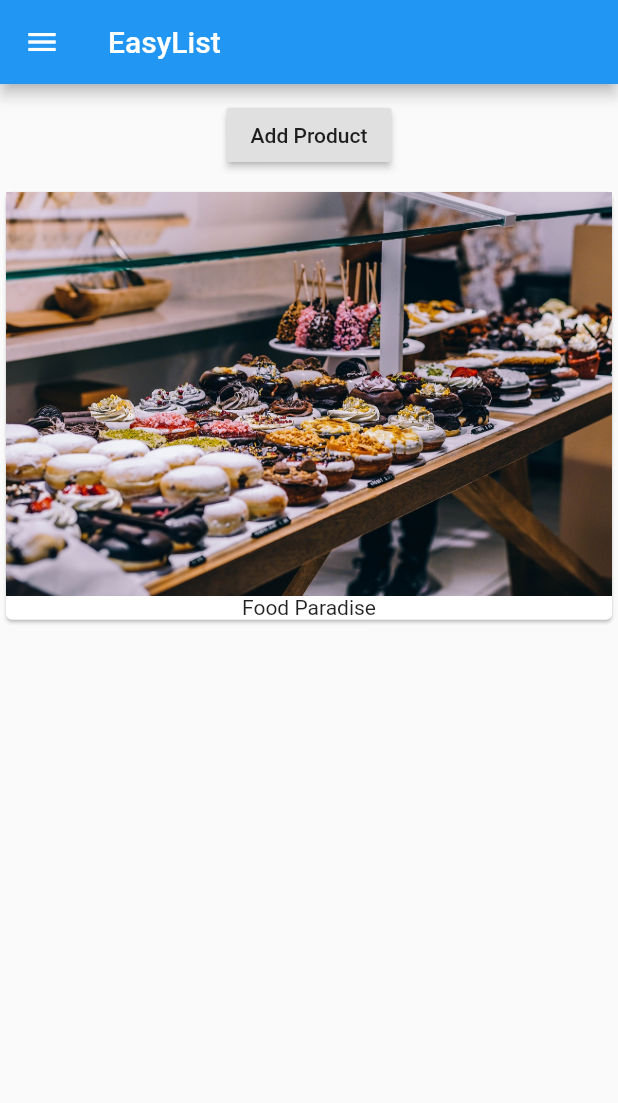
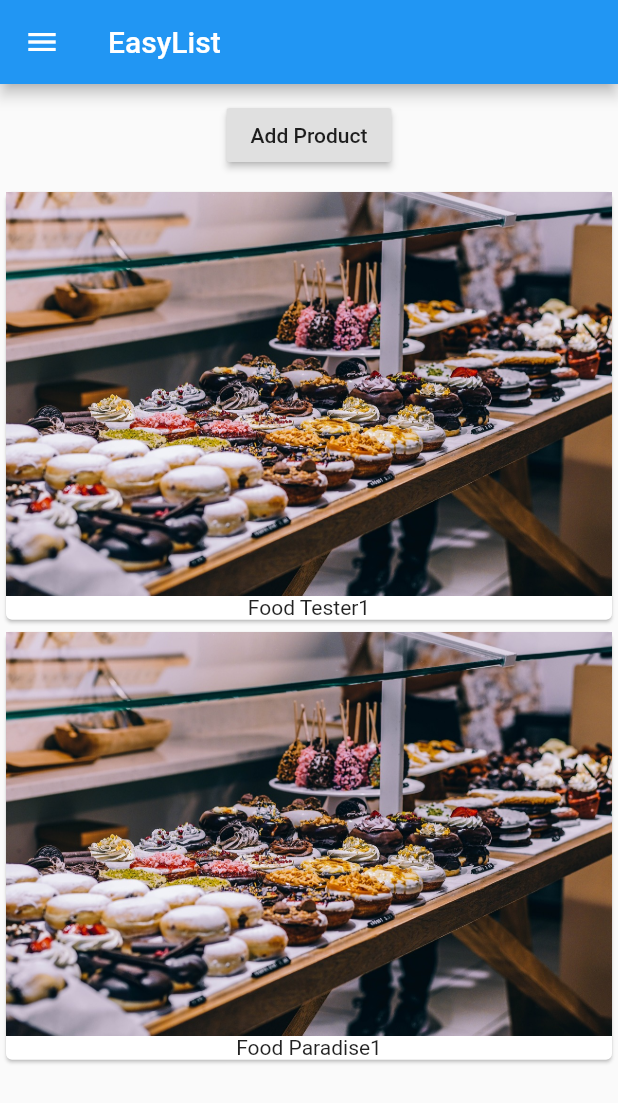
Before and after one commit to manisht92/FlutterTheFuture, a Flutter app: the screen it shows after launch, on a phone screen of 412 x 824 dp. Shown: the top 1103 px of the screen. Run offline on Flutter 3.47's test engine with Material 2 defaults, Android fonts, the phone set to English and light mode, and no system bars.

Commit message:
Button click to add card

```diff
--- a/flutter2/lib/main.dart
+++ b/flutter2/lib/main.dart
@@ -4,7 +4,17 @@ main() {
   runApp(MyApp());
 }
 
-class MyApp extends StatelessWidget {
+class MyApp extends StatefulWidget {
+  @override
+  State<StatefulWidget> createState() {
+    // TODO: implement createState
+    return _MyAppState();
+  }
+}
+
+class _MyAppState extends State<MyApp> {
+  List<String> _products = ["Food Tester1", "Food Paradise1"];
+
   build(context) {
     return MaterialApp(
       home: Scaffold(
@@ -15,17 +25,25 @@ class MyApp extends StatelessWidget {
           Container(
             margin: EdgeInsets.all(10.0),
             child: RaisedButton(
-              onPressed: () {},
+              onPressed: () {
+                setState(() {
+                  _products.add("Advanced Food Tester");
+                });
+              },
               child: Text("Add Product"),
             ),
           ),
-          Card(
-            child: Column(
-              children: <Widget>[
-                Image.asset("assets/food.jpg"),
-                Text("Food Paradise"),
-              ],
-            ),
+          Column(
+            children: _products
+                .map((element) => Card(
+                      child: Column(
+                        children: <Widget>[
+                          Image.asset("assets/food.jpg"),
+                          Text(element),
+                        ],
+                      ),
+                    ))
+                .toList(),
           ),
         ]),
         drawer: ListTile(
```
Also changed, not shown: flutter2/lib/products.dart (added, +22 -0 lines).
